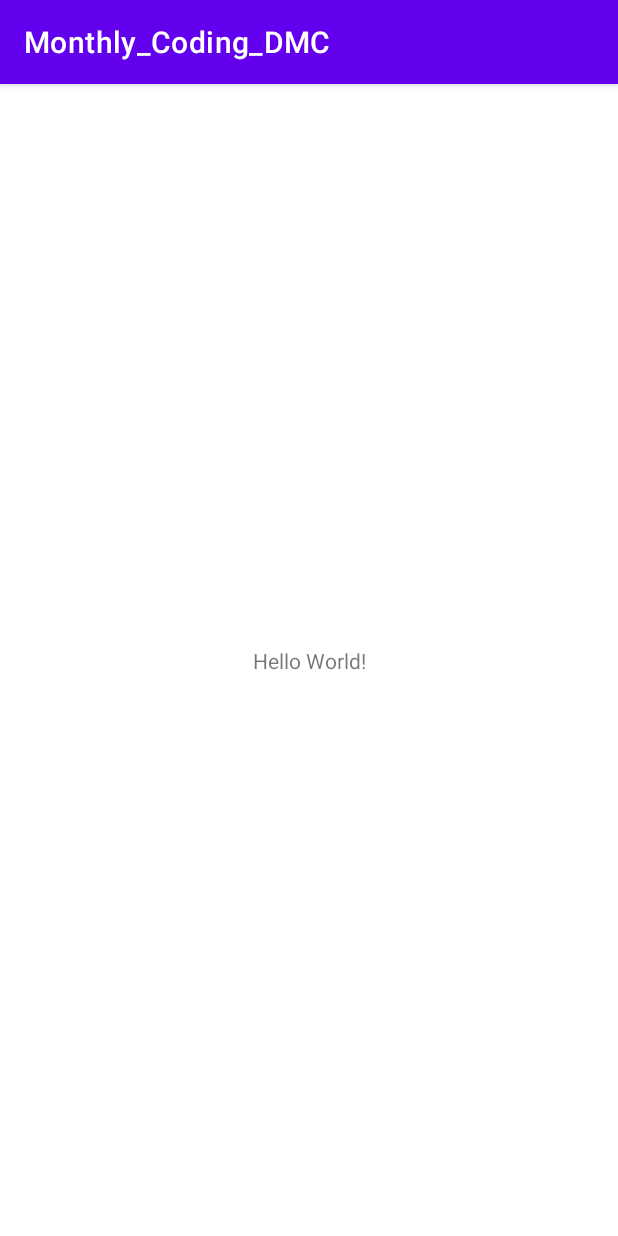
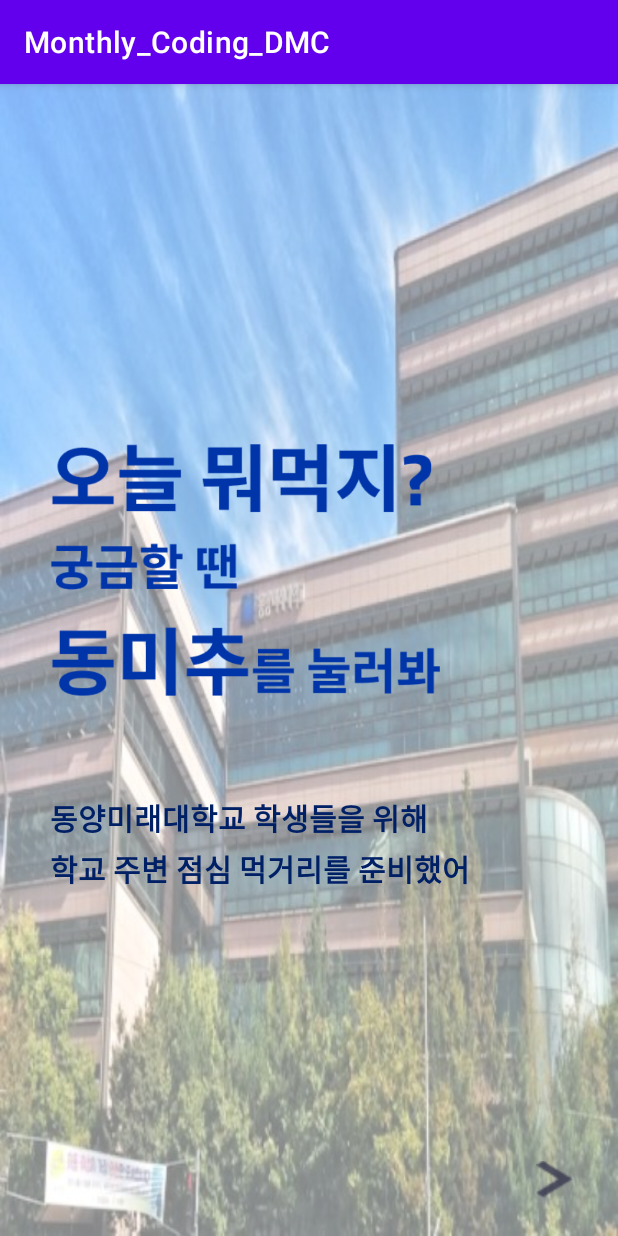
Before and after one commit to hansolj991/Monthly_Coding_DMC, an Android app: the screen it shows after launch (MainActivity), on a phone screen of 412 x 824 dp. Run offline under Robolectric (Android 15) with nearby library versions, the phone set to English and light mode, and no system bars.

Commit message:
[feat] create main.xml

```diff
--- a/app/src/main/res/layout/activity_main.xml
+++ b/app/src/main/res/layout/activity_main.xml
@@ -4,15 +4,61 @@
     xmlns:tools="http://schemas.android.com/tools"
     android:layout_width="match_parent"
     android:layout_height="match_parent"
+    android:background="@drawable/activity_main_background_large"
     tools:context=".MainActivity">
 
+
+    <ImageView
+        android:id="@+id/activity_main_title_imageview"
+        android:layout_width="259dp"
+        android:layout_height="200dp"
+        android:layout_marginTop="224dp"
+        app:layout_constraintEnd_toEndOf="parent"
+        app:layout_constraintHorizontal_bias="0.223"
+        app:layout_constraintStart_toStartOf="parent"
+        app:layout_constraintTop_toTopOf="parent"
+        app:srcCompat="@drawable/activity_main_title_text" />
+
     <TextView
+        android:id="@+id/activity_main_textview2"
         android:layout_width="wrap_content"
         android:layout_height="wrap_content"
-        android:text="Hello World!"
+        android:text="동양미래대학교 학생들을 위해"
+        android:textColor="#002066"
+        android:textSize="20dp"
+        android:textStyle="bold"
         app:layout_constraintBottom_toBottomOf="parent"
-        app:layout_constraintLeft_toLeftOf="parent"
-        app:layout_constraintRight_toRightOf="parent"
-        app:layout_constraintTop_toTopOf="parent" />
+        app:layout_constraintEnd_toEndOf="parent"
+        app:layout_constraintHorizontal_bias="0.207"
+        app:layout_constraintStart_toStartOf="parent"
+        app:layout_constraintTop_toBottomOf="@+id/activity_main_title_imageview"
+        app:layout_constraintVertical_bias="0.16" />
 
+    <TextView
+        android:id="@+id/activity_main_textview3"
+        android:layout_width="wrap_content"
+        android:layout_height="wrap_content"
+        android:text="학교 주변 점심 먹거리를 준비했어"
+        android:textColor="#002066"
+        android:textSize="20dp"
+        android:textStyle="bold"
+        app:layout_constraintBottom_toBottomOf="parent"
+        app:layout_constraintEnd_toEndOf="parent"
+        app:layout_constraintHorizontal_bias="0.25"
+        app:layout_constraintStart_toStartOf="parent"
+        app:layout_constraintTop_toBottomOf="@+id/activity_main_textview2"
+        app:layout_constraintVertical_bias="0.018" />
+
+    <ImageView
+        android:id="@+id/activity_main_imageview_button"
+        android:layout_width="25dp"
+        android:layout_height="27dp"
+        app:layout_constraintBottom_toBottomOf="parent"
+        app:layout_constraintEnd_toEndOf="parent"
+        app:layout_constraintHorizontal_bias="0.924"
+        app:layout_constraintStart_toStartOf="parent"
+        app:layout_constraintTop_toBottomOf="@+id/activity_main_textview3"
+        app:layout_constraintVertical_bias="0.88"
+        app:srcCompat="@drawable/all_ic_main_button_right"
+        tools:ignore="MissingConstraints" />
 </androidx.constraintlayout.widget.ConstraintLayout>
```
Also changed, not shown: app/src/main/res/drawable-v24/activity_main_background_large.png (added), app/src/main/res/drawable-v24/activity_main_title_text.png (added), app/src/main/res/drawable-v24/all_ic_main_button_right.png (added).
